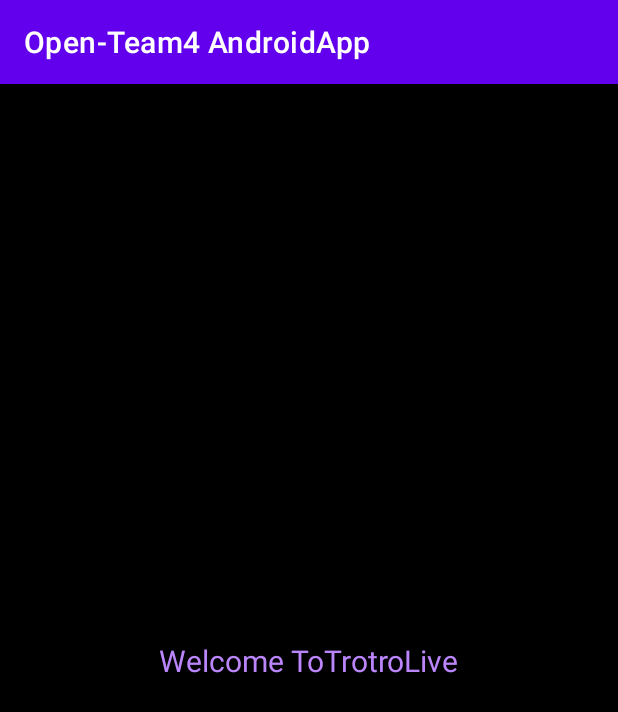
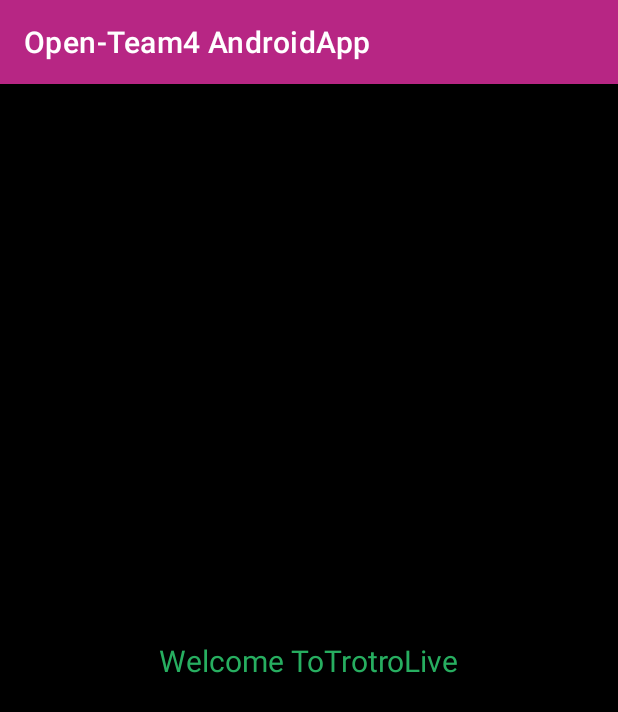
Before and after one commit to 404SolutionsGH/Open-Team4-AndroidApp, an Android app: the screen it shows after launch (MainActivity), on a phone screen of 412 x 824 dp. Shown: the top 712 px of the screen. Run offline under Robolectric (Android 15) with nearby library versions, the phone set to English and light mode, and no system bars.

Commit message:
color system with brand and design principles

```diff
--- a/app/src/main/res/layout/activity_main.xml
+++ b/app/src/main/res/layout/activity_main.xml
@@ -11,7 +11,7 @@
         android:layout_width="wrap_content"
         android:layout_height="wrap_content"
         android:text="Welcome ToTrotroLive"
-        android:textColor="@color/purple_200"
+        android:textColor="@color/success"
         android:textSize="20dp"
         app:layout_constraintBottom_toBottomOf="parent"
         app:layout_constraintLeft_toLeftOf="parent"
--- a/app/src/main/res/values-night/themes.xml
+++ b/app/src/main/res/values-night/themes.xml
@@ -2,12 +2,12 @@
     <!-- Base application theme. -->
     <style name="Theme.OpenTeam4AndroidApp" parent="Theme.MaterialComponents.DayNight.DarkActionBar">
         <!-- Primary brand color. -->
-        <item name="colorPrimary">@color/purple_200</item>
-        <item name="colorPrimaryVariant">@color/purple_700</item>
+        <item name="colorPrimary">@color/Primary</item>
+        <item name="colorPrimaryVariant">@color/warning</item>
         <item name="colorOnPrimary">@color/black</item>
         <!-- Secondary brand color. -->
-        <item name="colorSecondary">@color/teal_200</item>
-        <item name="colorSecondaryVariant">@color/teal_200</item>
+        <item name="colorSecondary">@color/Secondary</item>
+        <item name="colorSecondaryVariant">@color/success</item>
         <item name="colorOnSecondary">@color/black</item>
         <!-- Status bar color. -->
         <item name="android:statusBarColor">?attr/colorPrimaryVariant</item>
--- a/app/src/main/res/values/colors.xml
+++ b/app/src/main/res/values/colors.xml
@@ -1,10 +1,12 @@
 <?xml version="1.0" encoding="utf-8"?>
 <resources>
-    <color name="purple_200">#FFBB86FC</color>
-    <color name="purple_500">#FF6200EE</color>
-    <color name="purple_700">#FF3700B3</color>
-    <color name="teal_200">#FF03DAC5</color>
-    <color name="teal_700">#FF018786</color>
-    <color name="black">#FF000000</color>
-    <color name="white">#FFFFFFFF</color>
+    <color name="Primary">#B72684</color>
+    <color name="Secondary">#EFB30E</color>
+    <color name="info">#2F80ED</color>
+    <color name="success">#27AE60</color>
+    <color name="warning">#E2B93B</color>
+    <color name="error">#EB5757</color>
+    <color name="white">#FFFFFF</color>
+    <color name="black">#000000</color>
+    <color name="grey">#BDBDBD</color>
 </resources>
--- a/app/src/main/res/values/themes.xml
+++ b/app/src/main/res/values/themes.xml
@@ -2,12 +2,12 @@
     <!-- Base application theme. -->
     <style name="Theme.OpenTeam4AndroidApp" parent="Theme.MaterialComponents.DayNight.DarkActionBar">
         <!-- Primary brand color. -->
-        <item name="colorPrimary">@color/purple_500</item>
-        <item name="colorPrimaryVariant">@color/purple_700</item>
+        <item name="colorPrimary">@color/Primary</item>
+        <item name="colorPrimaryVariant">@color/warning</item>
         <item name="colorOnPrimary">@color/white</item>
         <!-- Secondary brand color. -->
-        <item name="colorSecondary">@color/teal_200</item>
-        <item name="colorSecondaryVariant">@color/teal_700</item>
+        <item name="colorSecondary">@color/Secondary</item>
+        <item name="colorSecondaryVariant">@color/success</item>
         <item name="colorOnSecondary">@color/black</item>
         <!-- Status bar color. -->
         <item name="android:statusBarColor">?attr/colorPrimaryVariant</item>
```
